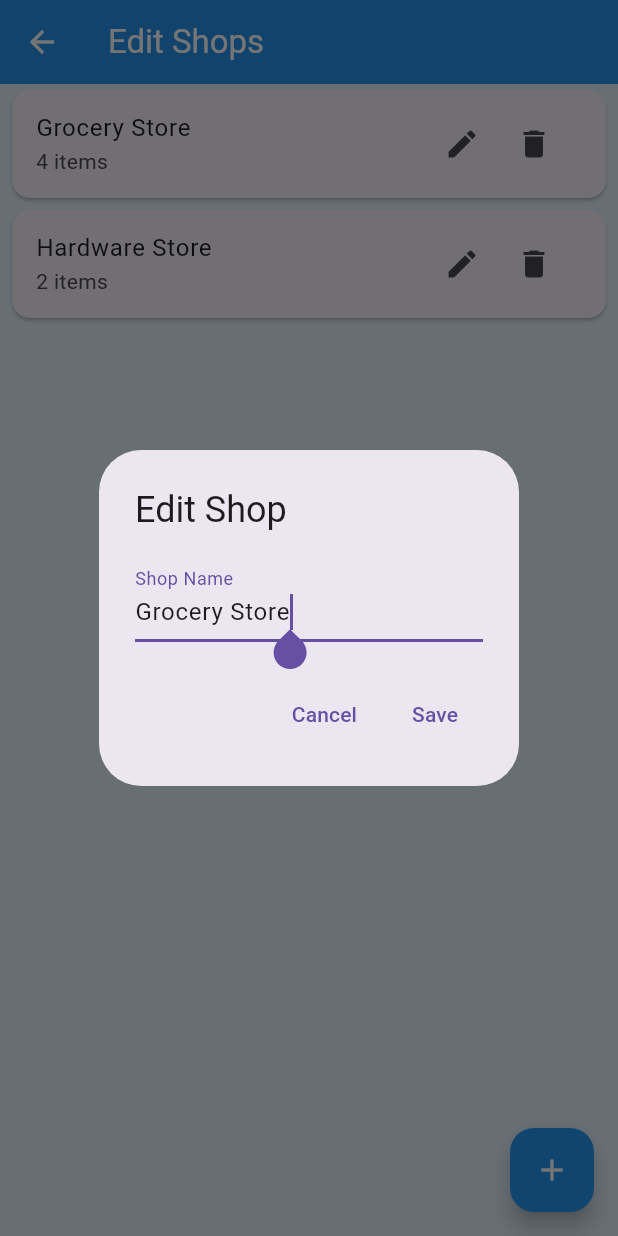
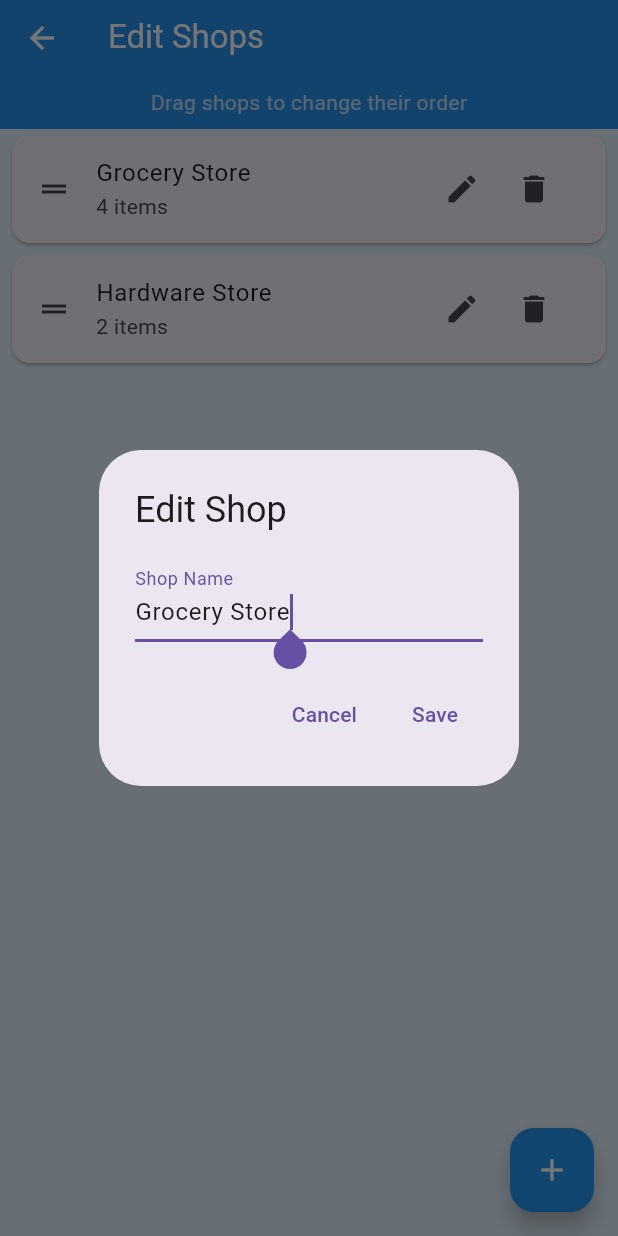
Before and after one commit to domob1812/shopt2, a Flutter app: the ShopEditScreen screen opened directly, after a tap on the "edit" icon, on a phone screen of 412 x 824 dp. Run offline on Flutter 3.47's test engine with Material 3 defaults, Android fonts, the phone set to English and light mode, and no system bars; our stand-ins replace reorderables, shared_preferences; accounts and stored records are empty.

Commit message:
Some UX improvements.
- make shops ordered
- remove item-level delete button (bulk delete is easier anyway)
- show shops without scheduled items

```diff
--- a/lib/models/shop.dart
+++ b/lib/models/shop.dart
@@ -2,11 +2,13 @@ class Shop {
   String id;
   String name;
   List<String> itemIds; // References to Item objects
+  int orderIndex; // For ordering shops in the list
 
   Shop({
     required this.id,
     required this.name,
     List<String>? itemIds,
+    this.orderIndex = 0,
   }) : itemIds = itemIds ?? [];
 
   factory Shop.fromJson(Map<String, dynamic> json) {
@@ -14,6 +16,7 @@ class Shop {
       id: json['id'],
       name: json['name'],
       itemIds: List<String>.from(json['itemIds'] ?? []),
+      orderIndex: json['orderIndex'] ?? 0,
     );
   }
 
@@ -22,6 +25,7 @@ class Shop {
       'id': id,
       'name': name,
       'itemIds': itemIds,
+      'orderIndex': orderIndex,
     };
   }
 
@@ -29,11 +33,13 @@ class Shop {
     String? id,
     String? name,
     List<String>? itemIds,
+    int? orderIndex,
   }) {
     return Shop(
       id: id ?? this.id,
       name: name ?? this.name,
       itemIds: itemIds ?? this.itemIds,
+      orderIndex: orderIndex ?? this.orderIndex,
     );
   }
 }
--- a/lib/screens/shop_edit_screen.dart
+++ b/lib/screens/shop_edit_screen.dart
@@ -8,23 +8,52 @@ class ShopEditScreen extends StatelessWidget {
 
   @override
   Widget build(BuildContext context) {
+    final storage = Provider.of<StorageService>(context);
+    final shops = storage.shops;
+
     return Scaffold(
       appBar: AppBar(
         title: const Text('Edit Shops'),
+        bottom: shops.length > 1 ? PreferredSize(
+          preferredSize: const Size.fromHeight(30),
+          child: Padding(
+            padding: const EdgeInsets.symmetric(horizontal: 16.0, vertical: 8.0),
+            child: Text(
+              'Drag shops to change their order',
+              style: TextStyle(color: Colors.white70, fontSize: 14),
+            ),
+          ),
+        ) : null,
       ),
       body: Consumer<StorageService>(
         builder: (context, storage, child) {
           final shops = storage.shops;
 
-          return ListView.builder(
+          return ReorderableListView.builder(
             itemCount: shops.length,
+            onReorder: (oldIndex, newIndex) {
+              // Handle reordering logic
+              if (oldIndex < newIndex) {
+                newIndex -= 1;
+              }
+
+              // Create a new order list with the moved item at the new index
+              final List<String> newOrder = shops.map((s) => s.id).toList();
+              final String movedId = newOrder.removeAt(oldIndex);
+              newOrder.insert(newIndex, movedId);
+
+              // Update the storage with the new order
+              storage.reorderShops(newOrder);
+            },
             itemBuilder: (context, index) {
               final shop = shops[index];
               return Card(
+                key: Key(shop.id),
                 margin: const EdgeInsets.symmetric(vertical: 4, horizontal: 8),
                 child: ListTile(
                   title: Text(shop.name),
                   subtitle: Text('${storage.getItemsForShop(shop.id).length} items'),
+                  leading: const Icon(Icons.drag_handle),
                   trailing: Row(
                     mainAxisSize: MainAxisSize.min,
                     children: [
--- a/lib/services/storage_service.dart
+++ b/lib/services/storage_service.dart
@@ -11,7 +11,12 @@ class StorageService extends ChangeNotifier {
   List<Item> _items = []; // Configured items
   List<ShoppingListItem> _shoppingList = []; // Items on the shopping list
 
-  List<Shop> get shops => _shops;
+  List<Shop> get shops {
+    // Return shops sorted by orderIndex
+    final sortedShops = [..._shops];
+    sortedShops.sort((a, b) => a.orderIndex.compareTo(b.orderIndex));
+    return sortedShops;
+  }
   List<Item> get items => _items;
   List<ShoppingListItem> get shoppingList => _shoppingList;
 
@@ -49,6 +54,11 @@ class StorageService extends ChangeNotifier {
 
   // Shop CRUD operations
   Future<void> addShop(Shop shop) async {
+    // Set the orderIndex to be after the last shop
+    if (shop.orderIndex == 0) {
+      final maxOrderIndex = _shops.isEmpty ? -1 : _shops.map((s) => s.orderIndex).reduce((max, current) => max > current ? max : current);
+      shop = shop.copyWith(orderIndex: maxOrderIndex + 1);
+    }
     _shops.add(shop);
     await _saveData();
   }
@@ -159,6 +169,17 @@ class StorageService extends ChangeNotifier {
     await _saveData();
   }
 
+  // Reorder shops
+  Future<void> reorderShops(List<String> newOrder) async {
+    for (var i = 0; i < newOrder.length; i++) {
+      final shopIndex = _shops.indexWhere((shop) => shop.id == newOrder[i]);
+      if (shopIndex >= 0) {
+        _shops[shopIndex] = _shops[shopIndex].copyWith(orderIndex: i);
+      }
+    }
+    await _saveData();
+  }
+
   // Get configured items for a specific shop, ordered by orderIndex
   List<Item> getItemsForShop(String shopId) {
     final shopItems = _items.where((i) => i.shopId == shopId).toList();
@@ -228,8 +249,8 @@ class StorageService extends ChangeNotifier {
 
   void _addDemoData() {
     // Demo shops
-    final grocery = Shop(id: DateTime.now().toString(), name: "Grocery Store");
-    final hardware = Shop(id: DateTime.now().add(Duration(seconds: 1)).toString(), name: "Hardware Store");
+    final grocery = Shop(id: DateTime.now().toString(), name: "Grocery Store", orderIndex: 0);
+    final hardware = Shop(id: DateTime.now().add(Duration(seconds: 1)).toString(), name: "Hardware Store", orderIndex: 1);
 
     _shops.addAll([grocery, hardware]);
 
```
Also changed, not shown: lib/screens/shopping_list_screen.dart (+12 -11 lines), 1 other file.
